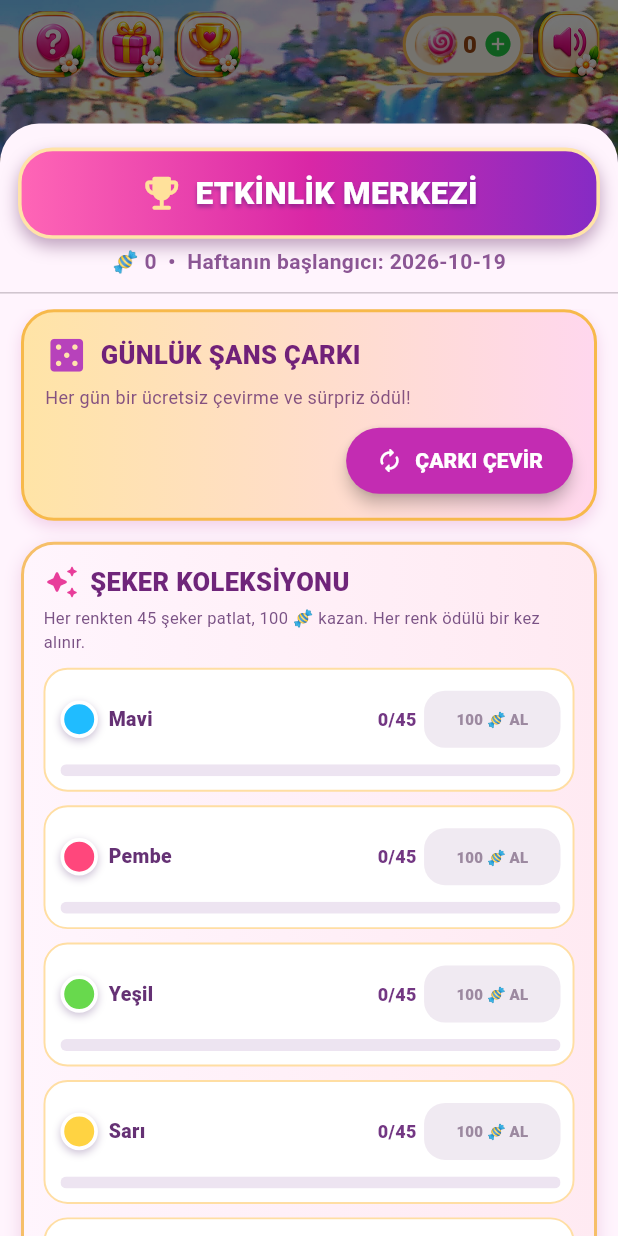
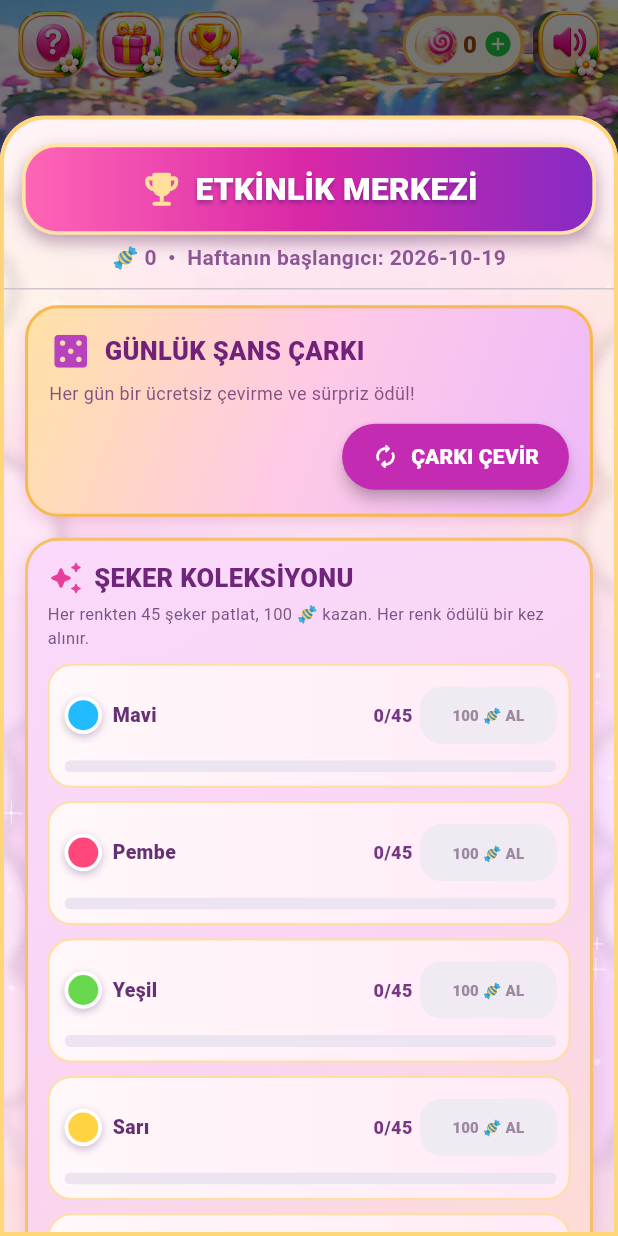
Before and after one commit to fdinc1899/seker-bahcesi, a Flutter app: the screen it shows after launch, item 3 of the bottom bar chosen, on a phone screen of 412 x 824 dp. Run offline on Flutter 3.47's test engine with Material 3 defaults, Android fonts, the phone set to English and light mode, and no system bars; our stand-ins replace audioplayers, flutter_tts, shared_preferences.

Commit message:
feat: V15.8 premium pastel event center backdrop and cards

```diff
--- a/lib/main.dart
+++ b/lib/main.dart
@@ -889,11 +889,22 @@ class _SugarGardenState extends State<SugarGarden>
     showModalBottomSheet<void>(
       context: navContext,
       isScrollControlled: true,
-      backgroundColor: const Color(0xFFFFF4FD),
+      backgroundColor: Colors.transparent,
       shape: const RoundedRectangleBorder(
         borderRadius: BorderRadius.vertical(top: Radius.circular(26))),
       builder: (sheetContext) => StatefulBuilder(
-        builder: (context, refresh) => SafeArea(child: SizedBox(
+        // V158_EVENT_SKIN - background is decoration, all buttons remain native.
+        builder: (context, refresh) => SafeArea(child: Container(
+          decoration: BoxDecoration(
+            borderRadius: const BorderRadius.vertical(top: Radius.circular(30)),
+            border: Border.all(color: const Color(0xFFFFD77A), width: 2.7),
+            image: const DecorationImage(
+              image: AssetImage('assets/images/v15_8_event_background.webp'),
+              fit: BoxFit.cover),
+            boxShadow: const [BoxShadow(color: Color(0x66782A6C),
+              blurRadius: 15, offset: Offset(0, -3))],
+          ),
+          child: SizedBox(
           height: MediaQuery.sizeOf(context).height * .90,
           child: Column(children: [
             const SizedBox(height: 16),
@@ -962,7 +973,7 @@ class _SugarGardenState extends State<SugarGarden>
               ],
             )),
           ]),
-        )),
+        ))),
       ),
     );
   }
@@ -1011,9 +1022,10 @@ class _SugarGardenState extends State<SugarGarden>
       key: const ValueKey('v9-wheel-card'),
       padding: const EdgeInsets.all(14),
       decoration: BoxDecoration(
-        gradient: const LinearGradient(colors: [
-          Color(0xFFFFE4A6), Color(0xFFFFD7EE),
-        ]),
+        gradient: const LinearGradient(
+          begin: Alignment.topLeft, end: Alignment.bottomRight,
+          colors: [Color(0xFFFFE2A5), Color(0xFFFFC9E7),
+            Color(0xFFEDBAFA)]),
         borderRadius: BorderRadius.circular(22),
         boxShadow: const [BoxShadow(color: Color(0x33BD4596),
           blurRadius: 8, offset: Offset(0, 4))],
@@ -1059,8 +1071,10 @@ class _SugarGardenState extends State<SugarGarden>
       key: const ValueKey('v9-collection-card'),
       padding: const EdgeInsets.all(13),
       decoration: BoxDecoration(
-        gradient: const LinearGradient(colors: [
-          Color(0xFFFFF5FD), Color(0xFFFFEAF2)]),
+        gradient: const LinearGradient(
+          begin: Alignment.topLeft, end: Alignment.bottomRight,
+          colors: [Color(0xFFF9D9FC), Color(0xFFF9D5F1),
+            Color(0xFFFFE2BF)]),
         borderRadius: BorderRadius.circular(22),
         border: Border.all(color: const Color(0xFFF6BF69), width: 2),
         boxShadow: const [BoxShadow(color: Color(0x2CA42A79),
@@ -1082,7 +1096,8 @@ class _SugarGardenState extends State<SugarGarden>
           Container(
             padding: const EdgeInsets.fromLTRB(10, 9, 8, 9),
             decoration: BoxDecoration(
-              color: Colors.white,
+              gradient: const LinearGradient(colors: [
+                Color(0xFFFFF8FA), Color(0xFFFFEAF7)]),
               borderRadius: BorderRadius.circular(16),
               border: Border.all(color: const Color(0xFFFFDEA3), width: 1.3),
             ),
--- a/pubspec.yaml
+++ b/pubspec.yaml
@@ -1,7 +1,7 @@
 name: seker_bahcesi
 description: Ozgun, animasyonlu, bolumlu Turkce seker eslestirme oyunu.
 publish_to: 'none'
-version: 2.8.7+26
+version: 2.8.8+27
 environment:
   sdk: '>=3.4.0 <4.0.0'
 
```
Also changed, not shown: assets/images/v15_8_event_background.webp (added).
